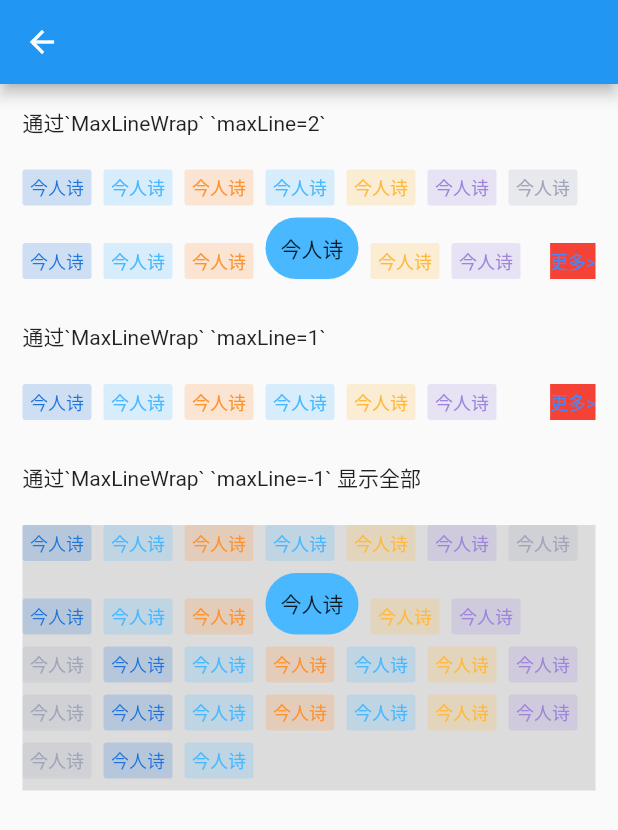
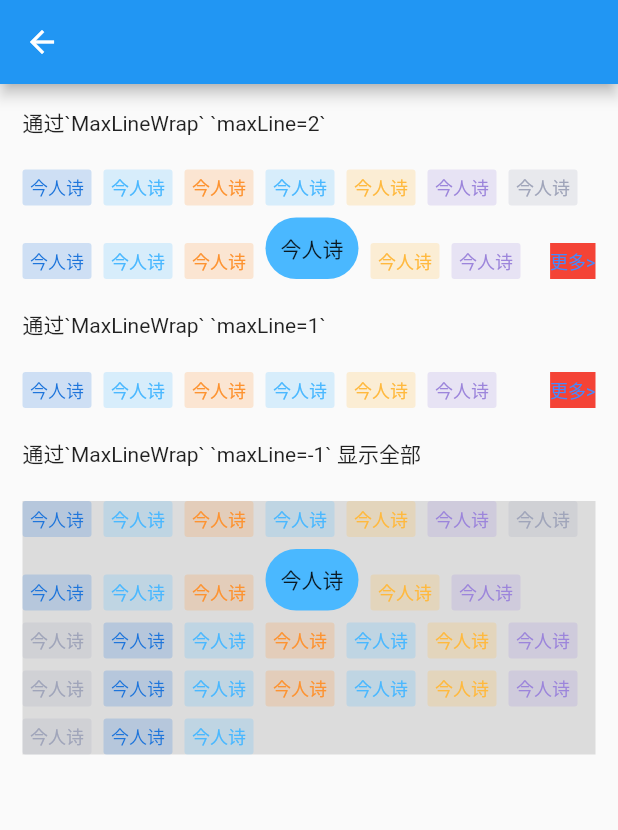
Before and after one commit to boomcx/max_line_wrap, a Flutter app: the MaxLineWrapDemo screen opened directly, on a phone screen of 412 x 824 dp. Shown: the top 830 px of the screen. Run offline on Flutter 3.47's test engine with Material 2 defaults, Android fonts, the phone set to English and light mode, and no system bars.

Commit message:
细节修改

```diff
--- a/lib/multi_layout/max_line_wrap.dart
+++ b/lib/multi_layout/max_line_wrap.dart
@@ -157,7 +157,7 @@ class _MaxLineWrapDelegate extends SizedMultiChildLayoutDelegate {
       }
     }
 
-    return Size(size.width, boxHeight);
+    return Size(size.width, boxHeight - runSpacing);
   }
 
   /// 组装每个子项的信息
@@ -189,7 +189,7 @@ class _MaxLineWrapDelegate extends SizedMultiChildLayoutDelegate {
       var element = idList[i];
 
       if (element == _kMoreTag) {
-        if (!isHideMore) {
+        if (!isHideMore && hasMore) {
           final item = {
             'id': element,
             'size': moreSize,
@@ -211,6 +211,7 @@ class _MaxLineWrapDelegate extends SizedMultiChildLayoutDelegate {
             isShowChild = false;
             isHideMore = true;
             // 插入拼接子项
+            if (hasMore) {
               final item = {
                 'id': _kMoreTag,
                 'size': moreSize,
@@ -221,6 +222,8 @@ class _MaxLineWrapDelegate extends SizedMultiChildLayoutDelegate {
               } else {
                 groups['$line'] = [item];
               }
+            }
+
             // 换行（这里换行是为了容错最高item不在显示行中，导致计算错误）
             line += 1;
             x = 0;
--- a/lib/multi_layout/size_multi_child_layout.dart
+++ b/lib/multi_layout/size_multi_child_layout.dart
@@ -223,8 +223,8 @@ abstract class SizedMultiChildLayoutDelegate extends MultiChildLayoutDelegate {
   ///
   /// By default, attempts to size the box to the biggest size
   /// possible given the constraints.
-  @override
-  Size getSize(BoxConstraints constraints) => constraints.biggest;
+  // @override
+  // Size getSize(BoxConstraints constraints) => constraints.biggest;
 
   /// Override this method to lay out and position all children given this
   /// widget's size.
@@ -240,13 +240,13 @@ abstract class SizedMultiChildLayoutDelegate extends MultiChildLayoutDelegate {
   /// This should compare the fields of the current delegate and the given
   /// `oldDelegate` and return true if the fields are such that the layout would
   /// be different.
-  @override
-  bool shouldRelayout(covariant MultiChildLayoutDelegate oldDelegate);
+  // @override
+  // bool shouldRelayout(covariant MultiChildLayoutDelegate oldDelegate);
 
   /// Override this method to include additional information in the
   /// debugging data printed by [debugDumpRenderTree] and friends.
   ///
   /// By default, returns the [runtimeType] of the class.
-  @override
-  String toString() => objectRuntimeType(this, 'MultiChildLayoutDelegate');
+  // @override
+  // String toString() => objectRuntimeType(this, 'MultiChildLayoutDelegate');
 }
```
Lines whose indentation alone changed are shown as unchanged.
